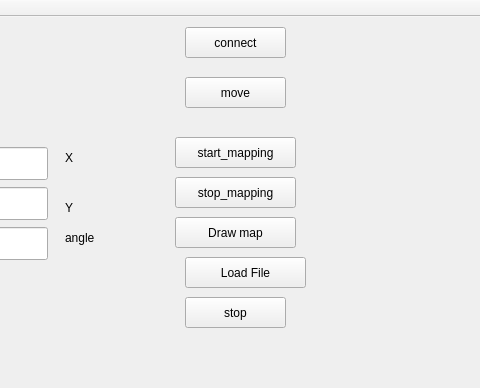
Above: robot_demo/mainwindow.ui from MiroslavKohut/IroboCreate_project before the change; both pictures show x 85 to 565 and y 0 to 388 of the 1165 by 720 pixel window. Below: the same form after it.
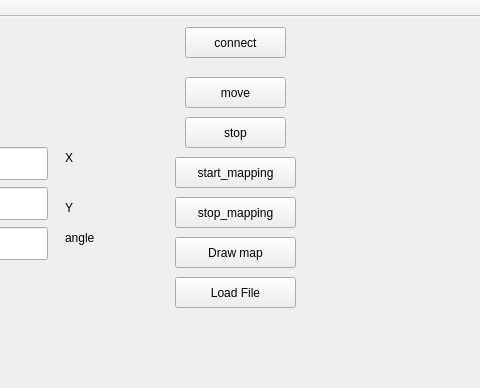
That is the form after the change.

Commit message: some fixes, higher resolution added

```diff
--- a/robot_demo/mainwindow.ui
+++ b/robot_demo/mainwindow.ui
@@ -83,7 +83,7 @@
     <property name="geometry">
      <rect>
       <x>270</x>
-      <y>280</y>
+      <y>100</y>
       <width>101</width>
       <height>31</height>
      </rect>
@@ -174,7 +174,7 @@
     <property name="geometry">
      <rect>
       <x>260</x>
-      <y>120</y>
+      <y>140</y>
       <width>121</width>
       <height>31</height>
      </rect>
@@ -187,7 +187,7 @@
     <property name="geometry">
      <rect>
       <x>260</x>
-      <y>160</y>
+      <y>180</y>
       <width>121</width>
       <height>31</height>
      </rect>
@@ -200,7 +200,7 @@
     <property name="geometry">
      <rect>
       <x>260</x>
-      <y>200</y>
+      <y>220</y>
       <width>121</width>
       <height>31</height>
      </rect>
@@ -212,8 +212,8 @@
    <widget class="QPushButton" name="pushButton_7">
     <property name="geometry">
      <rect>
-      <x>270</x>
-      <y>240</y>
+      <x>260</x>
+      <y>260</y>
       <width>121</width>
       <height>31</height>
      </rect>
```
Left out of the diff: 2 changed lines with no effect on the pictures. The commit also changes 2 other files.
